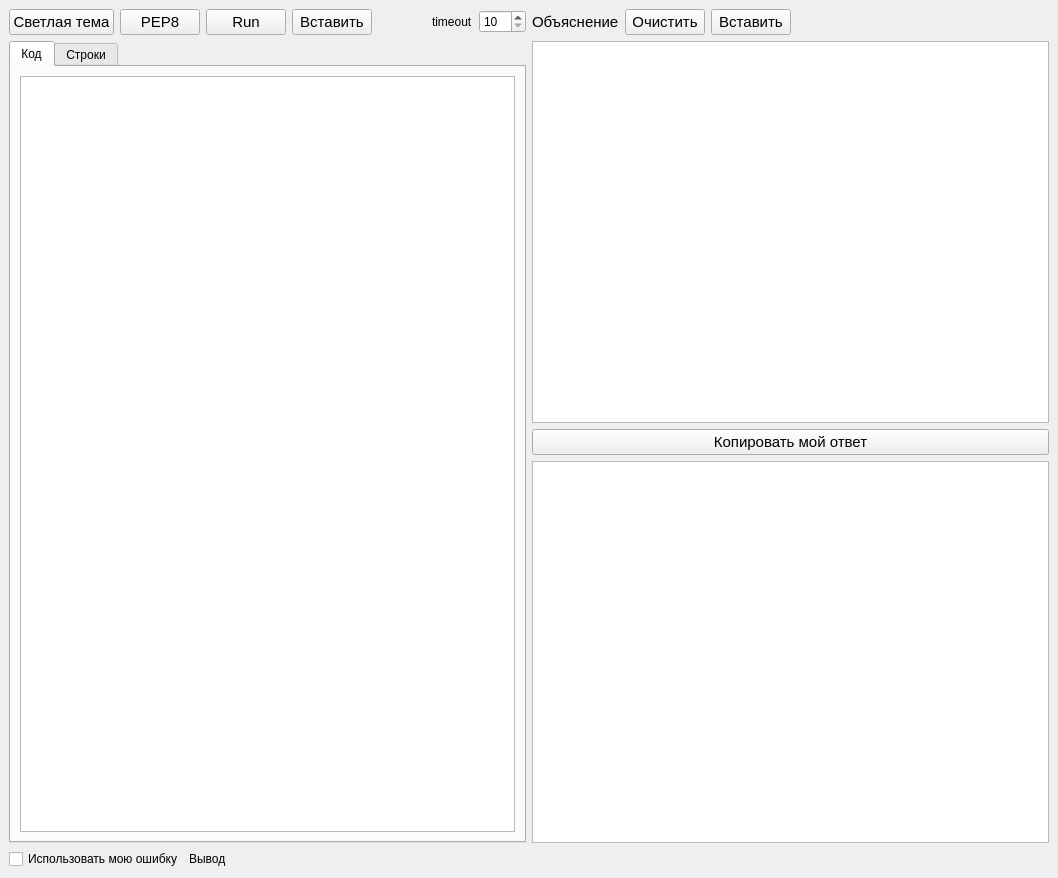
Above: mainwindow.ui from grigvlwork/pool_jan_24 before the change. Below: the same form after it.
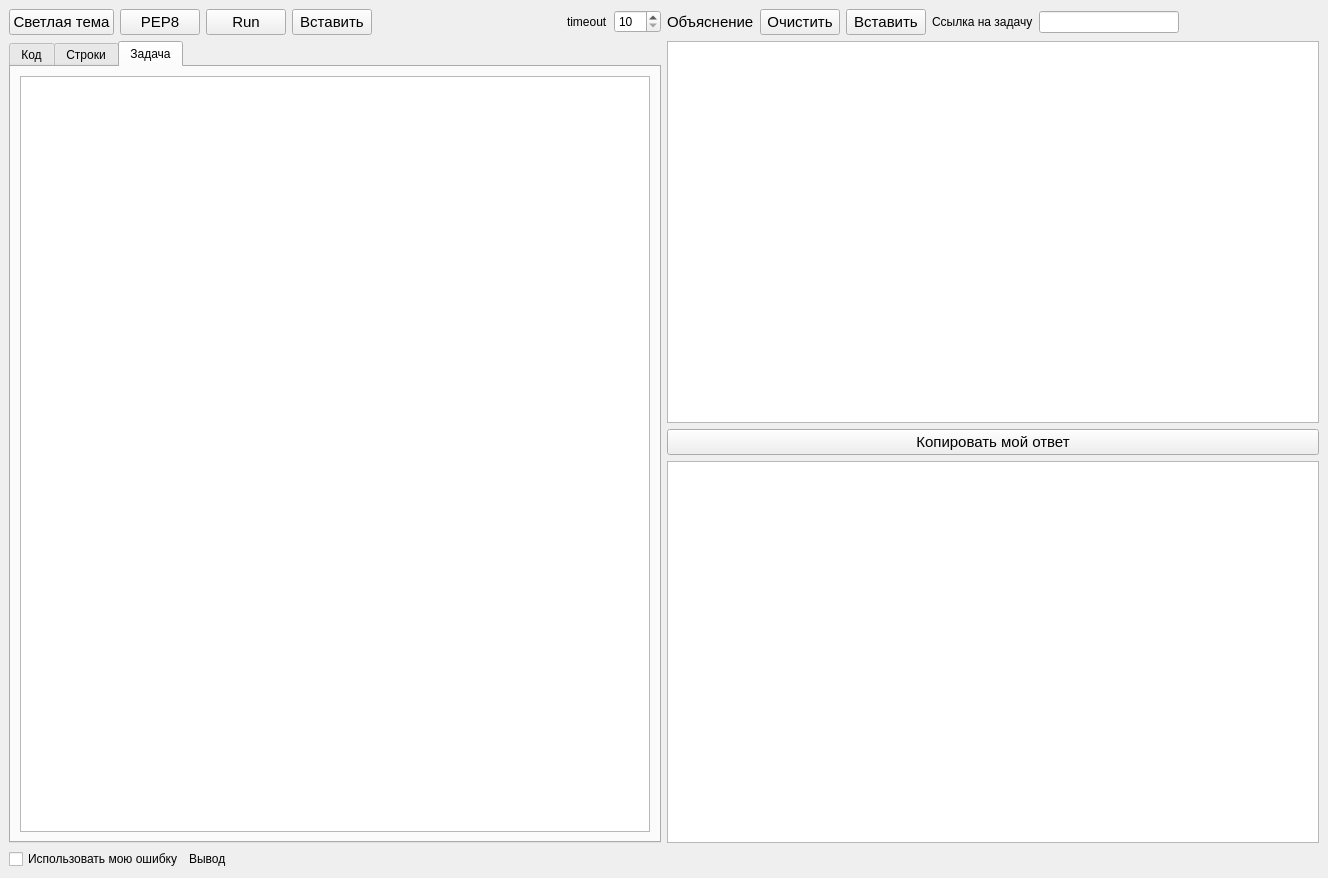
That is the form after the change. The open tabs and pages were chosen to show the change.

Commit message: сделал интерфейс для ссылки на задачу

Patch:
```diff
--- a/mainwindow.ui
+++ b/mainwindow.ui
@@ -6,7 +6,7 @@
    <rect>
     <x>0</x>
     <y>0</y>
-    <width>1058</width>
+    <width>1328</width>
     <height>878</height>
    </rect>
   </property>
@@ -149,6 +149,19 @@
             </item>
            </layout>
           </widget>
+          <widget class="QWidget" name="tab_3">
+           <attribute name="title">
+            <string>Задача</string>
+           </attribute>
+           <attribute name="toolTip">
+            <string>Задача</string>
+           </attribute>
+           <layout class="QHBoxLayout" name="horizontalLayout_8">
+            <item>
+             <widget class="QTextBrowser" name="task_tb"/>
+            </item>
+           </layout>
+          </widget>
          </widget>
         </item>
        </layout>
@@ -193,6 +206,16 @@
             </property>
            </widget>
           </item>
+          <item>
+           <widget class="QLabel" name="label">
+            <property name="text">
+             <string>Ссылка на задачу</string>
+            </property>
+           </widget>
+          </item>
+          <item>
+           <widget class="QLineEdit" name="lineEdit"/>
+          </item>
           <item>
            <spacer name="horizontalSpacer">
             <property name="orientation">
```
The commit also changes 2 other files.
